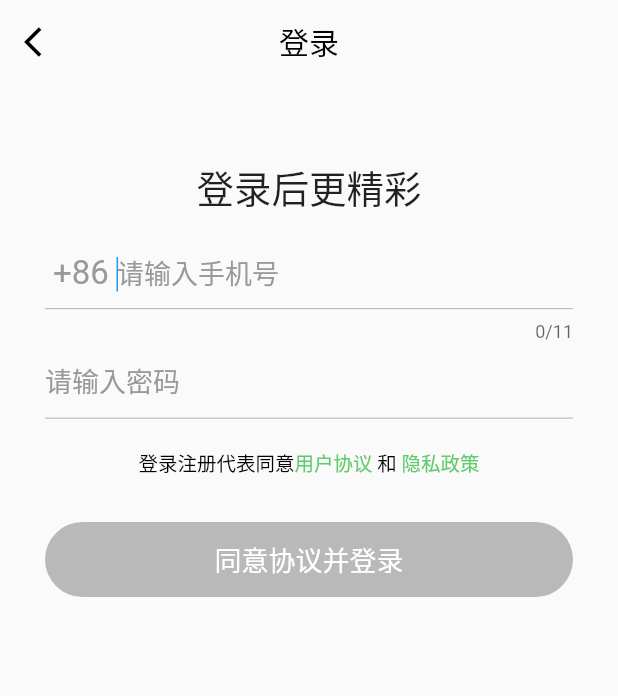
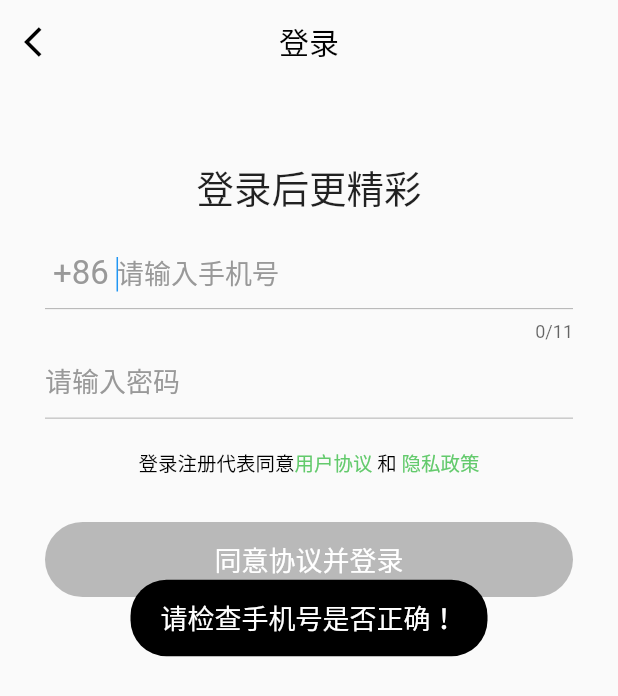
Before and after one commit to TheCure/flutter_demo, a Flutter app: the LoginPage screen opened by its route, after a tap on "同意协议并登录", on a phone screen of 412 x 824 dp. Shown: the top 696 px of the screen. Run offline on Flutter 3.47's test engine with Material 2 defaults, Android fonts, the phone set to English and light mode, and no system bars; our stand-ins replace convert, dio, event_bus, extended_nested_scroll_view, flutter_easyrefresh, flutter_swiper and 2 more; accounts and stored records are empty; generated files the repository leaves out were written again; network calls fail; statements that could not run were skipped.

```diff
--- a/lib/pages/login/loginPage.dart
+++ b/lib/pages/login/loginPage.dart
@@ -1,14 +1,9 @@
-import 'dart:convert';
-
 import 'package:flutter/gestures.dart';
 import 'package:flutter/material.dart';
 import 'package:flutter/services.dart';
 import 'package:fluttertoast/fluttertoast.dart';
-import 'package:my_client_app/common/Constants.dart';
 import 'package:my_client_app/common/DataUtils.dart';
 import 'package:my_client_app/common/ThemeUtils.dart';
-import 'package:my_client_app/common/httpUtil.dart';
-import 'package:my_client_app/common/md5Util.dart';
 import 'package:my_client_app/common/toastUtils.dart';
 
 class LoginPage extends StatefulWidget {
@@ -34,9 +29,7 @@ class _Loginpage extends State<LoginPage> {
     passController.addListener(() {
       visiBut();
     });
-
   }
-
 
 /*判断按钮是否可以点击*/
   void visiBut() {
@@ -158,6 +151,15 @@ class _Loginpage extends State<LoginPage> {
               onPressed: () {
                 if (isLogin) {
                   _login();
+                } else {
+                  if (phoneController.text.length != 11 ||
+                      phoneController.text[0] != "1") {
+                    ToastUtils.showToast("请检查手机号是否正确！",
+                        gravity: ToastGravity.CENTER);
+                  } else if (passController.text.length < 6) {
+                    ToastUtils.showToast("密码不能少于六位！",
+                        gravity: ToastGravity.CENTER);
+                  }
                 }
               },
               child: Text(
```
Also changed, not shown: lib/pages/HomePage.dart (+3 -9 lines), lib/pages/TweetsListPage.dart (+4 -8 lines), 2 other files.
